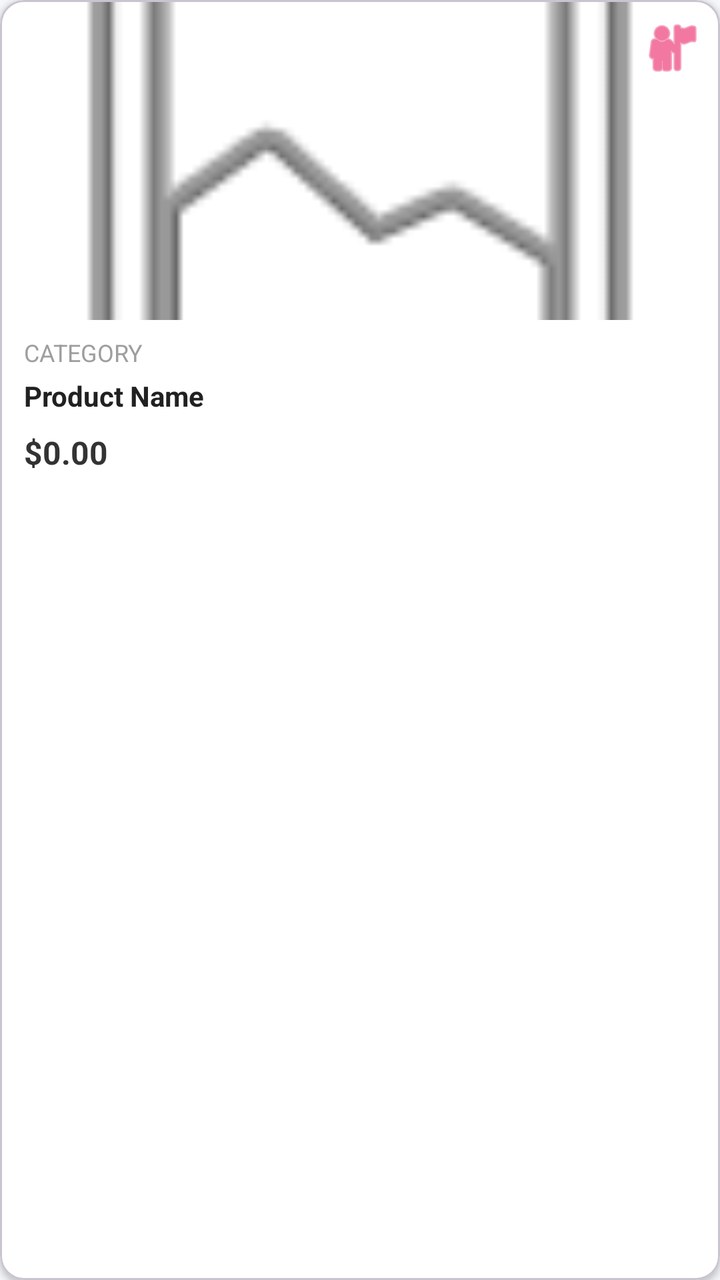
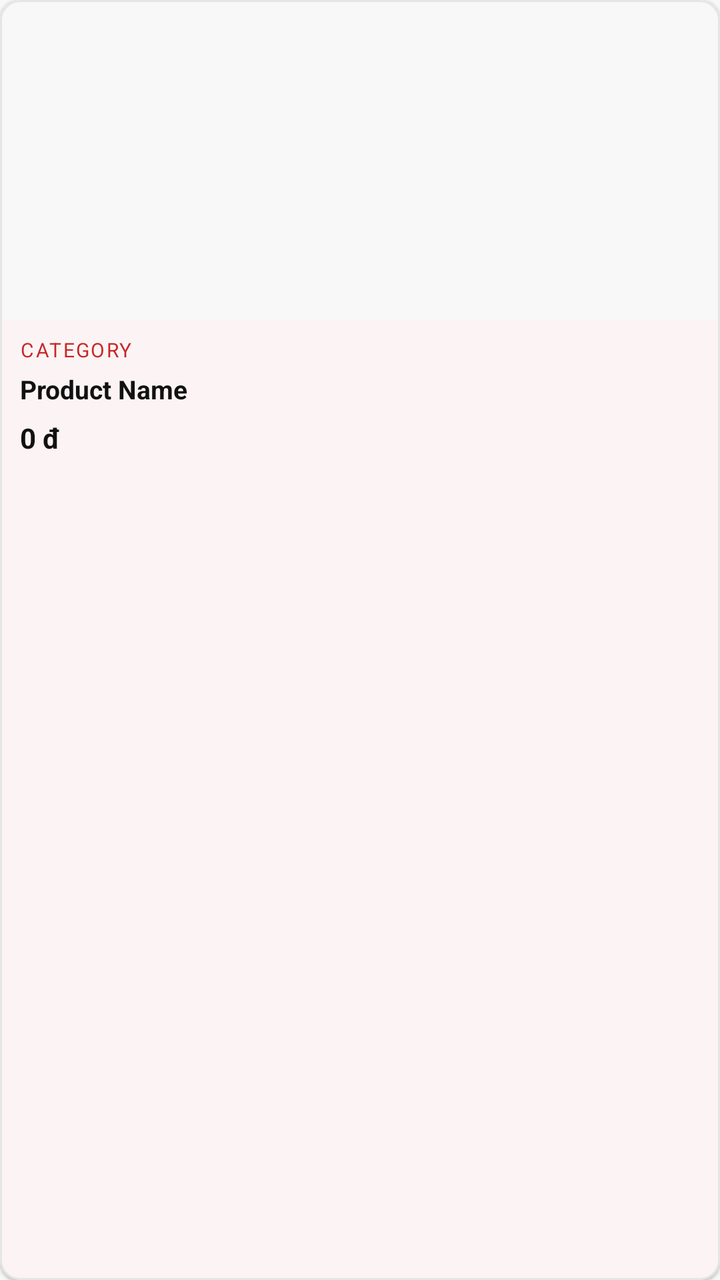

An Android layout rendered at two revisions. The XML below is the earlier revision; the diff shows what the commit changed to produce the second picture.
<!-- AndroidManifest.xml: application theme Theme.TirTirMCommerce -->
<!-- res/layout/item_product.xml -->
<?xml version="1.0" encoding="utf-8"?>
<com.google.android.material.card.MaterialCardView xmlns:android="http://schemas.android.com/apk/res/android"
    xmlns:app="http://schemas.android.com/apk/res-auto"
    android:layout_width="match_parent"
    android:layout_height="wrap_content"
    android:layout_margin="8dp"
    app:cardCornerRadius="12dp"
    app:cardElevation="2dp"
    app:cardBackgroundColor="@android:color/white">

    <androidx.constraintlayout.widget.ConstraintLayout
        android:layout_width="match_parent"
        android:layout_height="wrap_content"
        android:paddingBottom="12dp">

        <ImageView
            android:id="@+id/ivProductImage"
            android:layout_width="0dp"
            android:layout_height="160dp"
            android:scaleType="centerCrop"
            android:src="@android:drawable/ic_menu_gallery"
            app:layout_constraintTop_toTopOf="parent"
            app:layout_constraintStart_toStartOf="parent"
            app:layout_constraintEnd_toEndOf="parent" />

        <ImageButton
            android:id="@+id/btnWishlistSmall"
            android:layout_width="32dp"
            android:layout_height="32dp"
            android:layout_marginTop="8dp"
            android:layout_marginEnd="8dp"
            android:background="?attr/selectableItemBackgroundBorderless"
            android:src="@android:drawable/ic_menu_myplaces"
            app:tint="#E91E63"
            app:layout_constraintTop_toTopOf="parent"
            app:layout_constraintEnd_toEndOf="parent" />

        <TextView
            android:id="@+id/tvProductCategory"
            android:layout_width="wrap_content"
            android:layout_height="wrap_content"
            android:layout_marginStart="12dp"
            android:layout_marginTop="8dp"
            android:text="Category"
            android:textColor="#9E9E9E"
            android:textSize="12sp"
            android:textAllCaps="true"
            app:layout_constraintTop_toBottomOf="@id/ivProductImage"
            app:layout_constraintStart_toStartOf="parent" />

        <TextView
            android:id="@+id/tvProductName"
            android:layout_width="0dp"
            android:layout_height="wrap_content"
            android:layout_marginStart="12dp"
            android:layout_marginEnd="12dp"
            android:layout_marginTop="4dp"
            android:ellipsize="end"
            android:maxLines="2"
            android:text="Product Name"
            android:textColor="#212121"
            android:textSize="14sp"
            android:textStyle="bold"
            app:layout_constraintTop_toBottomOf="@id/tvProductCategory"
            app:layout_constraintStart_toStartOf="parent"
            app:layout_constraintEnd_toEndOf="parent" />

        <TextView
            android:id="@+id/tvProductPrice"
            android:layout_width="wrap_content"
            android:layout_height="wrap_content"
            android:layout_marginStart="12dp"
            android:layout_marginTop="8dp"
            android:text="$0.00"
            android:textColor="#333333"
            android:textSize="16sp"
            android:textStyle="bold"
            app:layout_constraintTop_toBottomOf="@id/tvProductName"
            app:layout_constraintStart_toStartOf="parent" />

    </androidx.constraintlayout.widget.ConstraintLayout>
</com.google.android.material.card.MaterialCardView>
<!-- resources referenced by this layout -->
<resources>
  <style name="Theme.TirTirMCommerce" parent="Base.Theme.TirTirMCommerce" />
  <style name="Base.Theme.TirTirMCommerce" parent="Theme.Material3.DayNight.NoActionBar">
          <item name="colorPrimary">@color/tirtir_aura_pink</item>
          <item name="colorPrimaryDark">@color/tirtir_milk_white</item>
          <item name="colorAccent">@color/tirtir_aura_pink</item>
          <item name="colorOnPrimary">@color/tirtir_text_primary</item>
          <item name="android:windowBackground">@color/tirtir_bg_gray</item>
          <item name="android:statusBarColor">@color/tirtir_milk_white</item>
          <item name="android:windowLightStatusBar">true</item>
      </style>
  <color name="tirtir_aura_pink">#F7C8D4</color>
  <color name="tirtir_milk_white">#FFFFFF</color>
  <color name="tirtir_text_primary">#0D0D0D</color>
  <color name="tirtir_bg_gray">#F5F7FA</color>
</resources>

<!-- the commit's change to res/layout/item_product.xml (unified diff, before → after) -->
@@ -3,80 +3,87 @@
     xmlns:app="http://schemas.android.com/apk/res-auto"
     android:layout_width="match_parent"
     android:layout_height="wrap_content"
-    android:layout_margin="8dp"
-    app:cardCornerRadius="12dp"
-    app:cardElevation="2dp"
-    app:cardBackgroundColor="@android:color/white">
+    android:layout_margin="6dp"
+    app:cardCornerRadius="10dp"
+    app:cardElevation="1dp"
+    app:cardBackgroundColor="@color/tirtir_white"
+    app:strokeWidth="1dp"
+    app:strokeColor="@color/tirtir_border_gray">
 
     <androidx.constraintlayout.widget.ConstraintLayout
         android:layout_width="match_parent"
-        android:layout_height="wrap_content"
-        android:paddingBottom="12dp">
+        android:layout_height="wrap_content">
 
+        
         <ImageView
             android:id="@+id/ivProductImage"
             android:layout_width="0dp"
             android:layout_height="160dp"
             android:scaleType="centerCrop"
-            android:src="@android:drawable/ic_menu_gallery"
+            android:background="@color/tirtir_off_white"
             app:layout_constraintTop_toTopOf="parent"
             app:layout_constraintStart_toStartOf="parent"
             app:layout_constraintEnd_toEndOf="parent" />
 
-        <ImageButton
-            android:id="@+id/btnWishlistSmall"
-            android:layout_width="32dp"
-            android:layout_height="32dp"
-            android:layout_marginTop="8dp"
-            android:layout_marginEnd="8dp"
-            android:background="?attr/selectableItemBackgroundBorderless"
-            android:src="@android:drawable/ic_menu_myplaces"
-            app:tint="#E91E63"
-            app:layout_constraintTop_toTopOf="parent"
+        
+        <View
+            android:layout_width="0dp"
+            android:layout_height="2dp"
+            android:background="@color/tirtir_red_primary"
+            android:visibility="gone"
+            app:layout_constraintTop_toBottomOf="@id/ivProductImage"
+            app:layout_constraintStart_toStartOf="parent"
             app:layout_constraintEnd_toEndOf="parent" />
 
+        
         <TextView
             android:id="@+id/tvProductCategory"
             android:layout_width="wrap_content"
             android:layout_height="wrap_content"
-            android:layout_marginStart="12dp"
+            android:layout_marginStart="10dp"
             android:layout_marginTop="8dp"
-            android:text="Category"
-            android:textColor="#9E9E9E"
-            android:textSize="12sp"
+            android:text="CATEGORY"
+            android:textColor="@color/tirtir_red_primary"
+            android:textSize="10sp"
+            android:letterSpacing="0.08"
             android:textAllCaps="true"
             app:layout_constraintTop_toBottomOf="@id/ivProductImage"
             app:layout_constraintStart_toStartOf="parent" />
 
+        
         <TextView
             android:id="@+id/tvProductName"
             android:layout_width="0dp"
             android:layout_height="wrap_content"
-            android:layout_marginStart="12dp"
-            android:layout_marginEnd="12dp"
+            android:layout_marginStart="10dp"
+            android:layout_marginEnd="10dp"
             android:layout_marginTop="4dp"
             android:ellipsize="end"
             android:maxLines="2"
             android:text="Product Name"
-            android:textColor="#212121"
-            android:textSize="14sp"
+            android:textColor="@color/tirtir_black"
+            android:textSize="13sp"
             android:textStyle="bold"
+            android:lineSpacingExtra="2dp"
             app:layout_constraintTop_toBottomOf="@id/tvProductCategory"
             app:layout_constraintStart_toStartOf="parent"
             app:layout_constraintEnd_toEndOf="parent" />
 
+        
         <TextView
             android:id="@+id/tvProductPrice"
             android:layout_width="wrap_content"
             android:layout_height="wrap_content"
-            android:layout_marginStart="12dp"
-            android:layout_marginTop="8dp"
-            android:text="$0.00"
-            android:textColor="#333333"
-            android:textSize="16sp"
+            android:layout_marginStart="10dp"
+            android:layout_marginTop="6dp"
+            android:layout_marginBottom="10dp"
+            android:text="0 đ"
+            android:textColor="@color/tirtir_black"
+            android:textSize="14sp"
             android:textStyle="bold"
             app:layout_constraintTop_toBottomOf="@id/tvProductName"
-            app:layout_constraintStart_toStartOf="parent" />
+            app:layout_constraintStart_toStartOf="parent"
+            app:layout_constraintBottom_toBottomOf="parent" />
 
     </androidx.constraintlayout.widget.ConstraintLayout>
 </com.google.android.material.card.MaterialCardView>
<!-- resource entries referenced after the edit -->
@@ -1,18 +1,40 @@
 <!-- resources referenced by this layout -->
 <resources>
+  <color name="tirtir_black">#111111</color>
+  <color name="tirtir_border_gray">#E5E5E5</color>
+  <color name="tirtir_off_white">#F8F8F8</color>
+  <color name="tirtir_red_primary">#C62828</color>
+  <color name="tirtir_white">#FFFFFF</color>
   <style name="Theme.TirTirMCommerce" parent="Base.Theme.TirTirMCommerce" />
   <style name="Base.Theme.TirTirMCommerce" parent="Theme.Material3.DayNight.NoActionBar">
-          <item name="colorPrimary">@color/tirtir_aura_pink</item>
-          <item name="colorPrimaryDark">@color/tirtir_milk_white</item>
-          <item name="colorAccent">@color/tirtir_aura_pink</item>
-          <item name="colorOnPrimary">@color/tirtir_text_primary</item>
-          <item name="android:windowBackground">@color/tirtir_bg_gray</item>
-          <item name="android:statusBarColor">@color/tirtir_milk_white</item>
+          
+          <item name="colorPrimary">@color/tirtir_red_primary</item>
+          <item name="colorPrimaryDark">@color/tirtir_red_dark</item>
+          <item name="colorPrimaryContainer">@color/tirtir_red_surface</item>
+  
+          
+          <item name="colorOnPrimary">@color/tirtir_white</item>
+          <item name="colorOnPrimaryContainer">@color/tirtir_red_primary</item>
+  
+          
+          <item name="colorSecondary">@color/tirtir_black</item>
+          <item name="colorOnSecondary">@color/tirtir_white</item>
+  
+          
+          <item name="colorSurface">@color/tirtir_white</item>
+          <item name="colorOnSurface">@color/tirtir_black</item>
+          <item name="colorSurfaceVariant">@color/tirtir_off_white</item>
+  
+          
+          <item name="android:windowBackground">@color/tirtir_off_white</item>
+          <item name="android:statusBarColor">@color/tirtir_white</item>
           <item name="android:windowLightStatusBar">true</item>
+  
+          
+          <item name="colorError">@color/tirtir_error</item>
       </style>
-  <color name="tirtir_aura_pink">#F7C8D4</color>
-  <color name="tirtir_milk_white">#FFFFFF</color>
-  <color name="tirtir_text_primary">#0D0D0D</color>
-  <color name="tirtir_bg_gray">#F5F7FA</color>
+  <color name="tirtir_red_dark">#8E0000</color>
+  <color name="tirtir_red_surface">#FFEBEE</color>
+  <color name="tirtir_error">#D32F2F</color>
 </resources>
 
